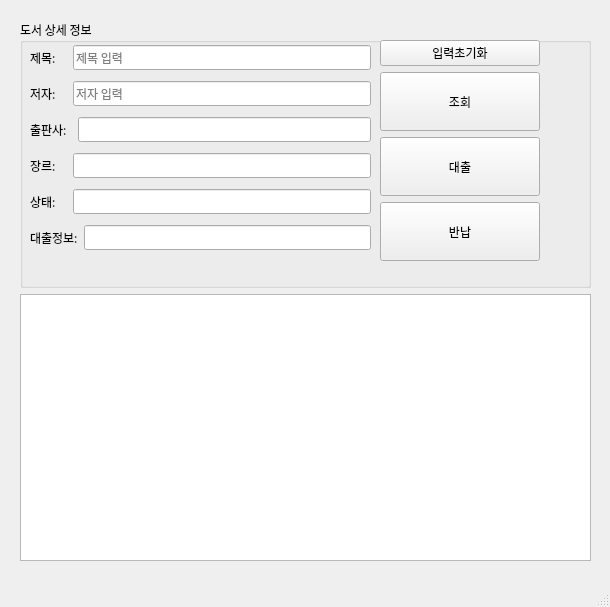
The window that book_qt_3.ui (jszxro/PK_miniproject_3) describes before a commit, drawn with Qt 5.
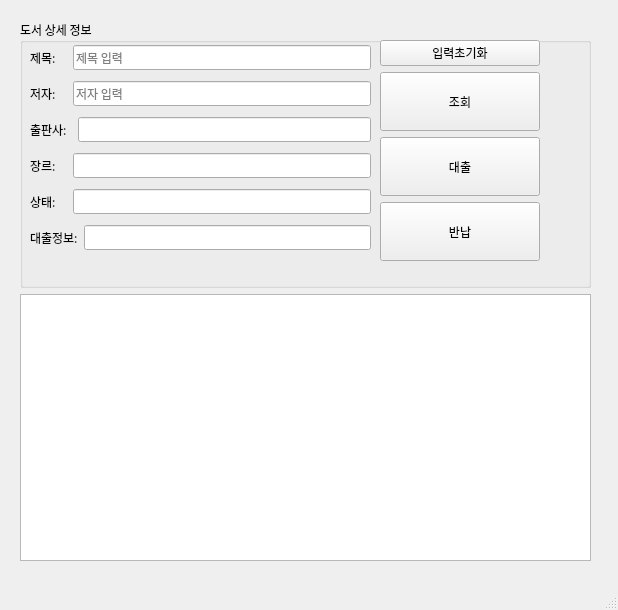
The same window after the commit.

Commit message: 도서 조회 대출 반납

Patch:
```diff
--- a/book_qt_3.ui
+++ b/book_qt_3.ui
@@ -6,8 +6,8 @@
    <rect>
     <x>0</x>
     <y>0</y>
-    <width>610</width>
-    <height>607</height>
+    <width>618</width>
+    <height>610</height>
    </rect>
   </property>
   <property name="font">
```
Left out of the diff: 2 changed lines with no effect on the pictures. The commit also changes 1 other file.
